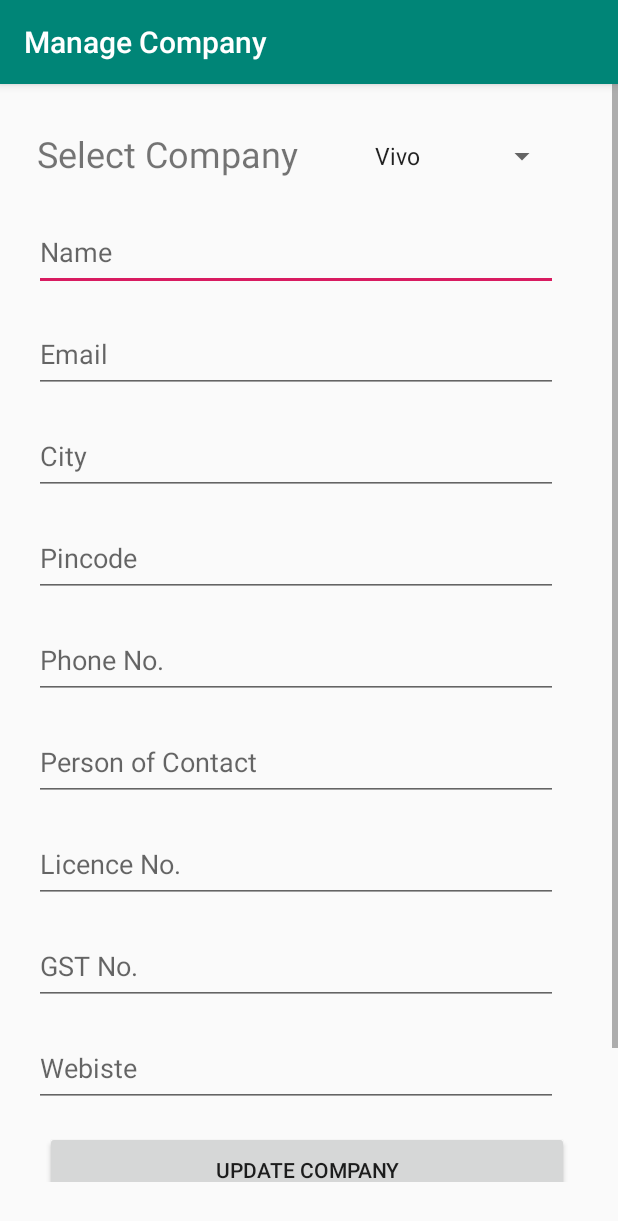
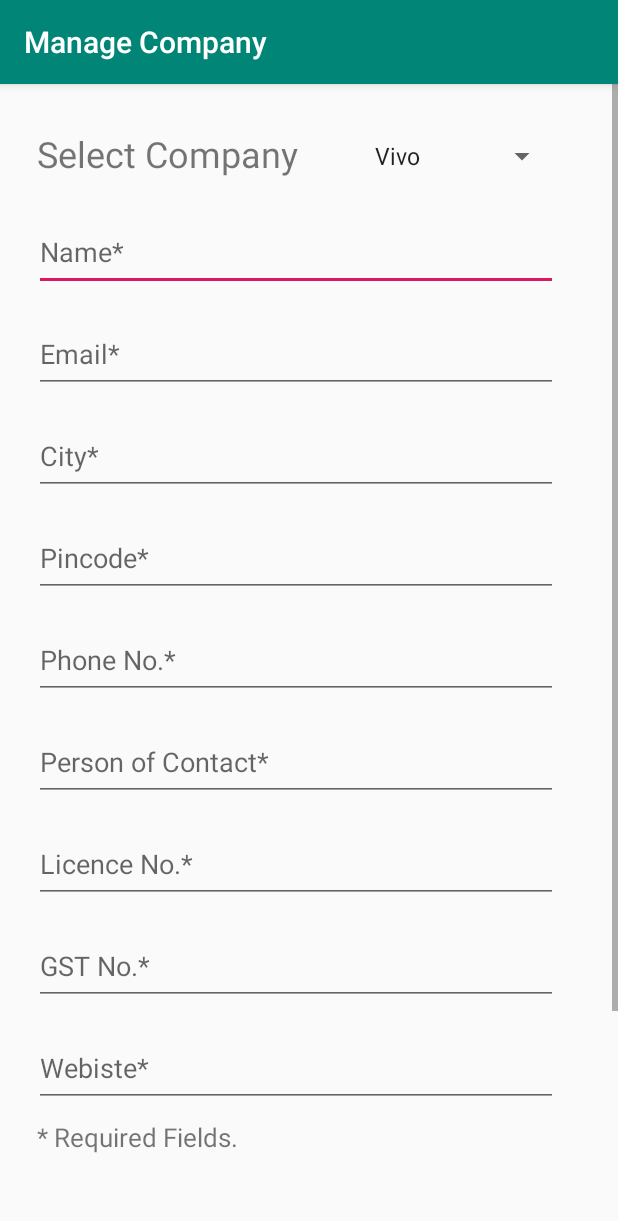
Before and after one commit to meetxpress/SalesRecord-v1.0.0, an Android app: the ManageCompany screen opened directly, with no data from a screen before it, on a phone screen of 412 x 824 dp. Shown: the top 1221 px of the screen. Run offline under Robolectric (Android 15) with nearby library versions, the phone set to English and light mode, and no system bars.

Commit message:
Trust me I made some changes.

```diff
--- a/app/src/main/res/layout/activity_manage_company.xml
+++ b/app/src/main/res/layout/activity_manage_company.xml
@@ -61,7 +61,7 @@
                 android:layout_marginEnd="100dp"
                 android:layout_marginBottom="8dp"
                 android:ems="10"
-                android:hint="Name"
+                android:hint="Name*"
                 android:inputType="textPersonName"
                 android:maxLength="30"
                 app:layout_constraintBottom_toTopOf="@+id/UpCompPhno"
@@ -78,7 +78,7 @@
                 android:layout_marginEnd="100dp"
                 android:layout_marginBottom="8dp"
                 android:ems="10"
-                android:hint="Email"
+                android:hint="Email*"
                 android:inputType="textEmailAddress"
                 android:maxLength="30"
                 app:layout_constraintBottom_toTopOf="@+id/UpCompName"
@@ -95,7 +95,7 @@
                 android:layout_marginEnd="100dp"
                 android:layout_marginBottom="8dp"
                 android:ems="10"
-                android:hint="City"
+                android:hint="City*"
                 android:inputType="textPostalAddress"
                 android:maxLength="50"
                 app:layout_constraintBottom_toTopOf="@+id/UpCompEmail"
@@ -112,7 +112,7 @@
                 android:layout_marginEnd="100dp"
                 android:layout_marginBottom="8dp"
                 android:ems="10"
-                android:hint="Pincode"
+                android:hint="Pincode*"
                 android:inputType="number"
                 android:maxLength="6"
                 app:layout_constraintBottom_toTopOf="@+id/UpCompCity"
@@ -129,7 +129,7 @@
                 android:layout_marginEnd="100dp"
                 android:layout_marginBottom="8dp"
                 android:ems="10"
-                android:hint="Phone No."
+                android:hint="Phone No.*"
                 android:inputType="phone"
                 android:maxLength="10"
                 app:layout_constraintBottom_toTopOf="@+id/UpCompPincode"
@@ -146,7 +146,7 @@
                 android:layout_marginEnd="100dp"
                 android:layout_marginBottom="8dp"
                 android:ems="10"
-                android:hint="Person of Contact"
+                android:hint="Person of Contact*"
                 android:inputType="textPersonName"
                 android:maxLength="30"
                 app:layout_constraintBottom_toTopOf="@+id/UpCompPhno"
@@ -163,7 +163,7 @@
                 android:layout_marginEnd="100dp"
                 android:layout_marginBottom="8dp"
                 android:ems="10"
-                android:hint="Licence No."
+                android:hint="Licence No.*"
                 android:inputType="number"
                 android:maxLength="8"
                 app:layout_constraintBottom_toTopOf="@+id/UpCompContactPerson"
@@ -180,7 +180,7 @@
                 android:layout_marginEnd="100dp"
                 android:layout_marginBottom="8dp"
                 android:ems="10"
-                android:hint="GST No."
+                android:hint="GST No.*"
                 android:inputType="text"
                 android:maxLength="15"
                 app:layout_constraintBottom_toTopOf="@+id/UpCompLicNo"
@@ -197,13 +197,28 @@
                 android:layout_marginEnd="100dp"
                 android:layout_marginBottom="8dp"
                 android:ems="10"
-                android:hint="Webiste"
+                android:hint="Webiste*"
                 android:inputType="text"
                 android:maxLength="70"
                 app:layout_constraintBottom_toTopOf="@+id/UpCompGSTno"
                 app:layout_constraintEnd_toEndOf="parent"
                 app:layout_constraintStart_toStartOf="parent"
                 app:layout_constraintTop_toBottomOf="@+id/btnRegisterCompany" />
+
+            <TextView
+                android:id="@+id/textNotice"
+                android:layout_width="wrap_content"
+                android:layout_height="wrap_content"
+                android:layout_marginStart="100dp"
+                android:layout_marginTop="0dp"
+                android:layout_marginEnd="0dp"
+                android:layout_marginBottom="9dp"
+                android:text="* Required Fields."
+                android:textSize="17sp"
+                app:layout_constraintBottom_toTopOf="parent"
+                app:layout_constraintEnd_toEndOf="parent"
+                app:layout_constraintStart_toStartOf="parent"
+                app:layout_constraintTop_toTopOf="parent" />
 
             <Button
                 android:id="@+id/btnUpdateComp"
@@ -218,7 +233,6 @@
                 app:layout_constraintEnd_toEndOf="parent"
                 app:layout_constraintStart_toStartOf="parent"
                 app:layout_constraintTop_toBottomOf="@+id/btnDeleteComp" />
-            />
 
             <Button
                 android:id="@+id/btnDeleteComp"
@@ -233,6 +247,8 @@
                 app:layout_constraintEnd_toEndOf="parent"
                 app:layout_constraintStart_toStartOf="parent" />
 
+
+
         </LinearLayout>
 
     </ScrollView>
```
Also changed, not shown: app/src/main/res/layout/activity_register_company.xml (+24 -9 lines), app/src/main/res/layout/activity_register_employee.xml (+22 -7 lines).
